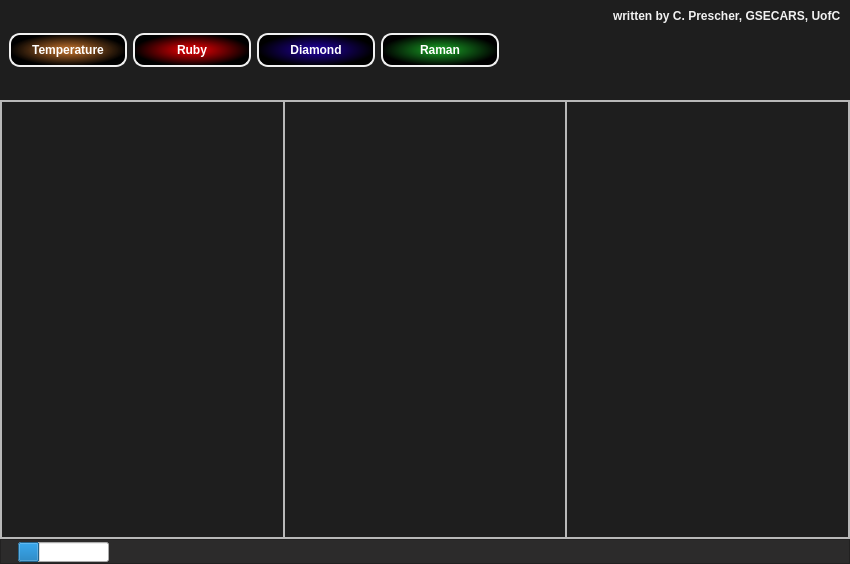
Before: the Qt Designer form T-Rax/UIFiles/T_Rax_MainWindow.ui in CPrescher/T-rax, drawn with Qt 5.
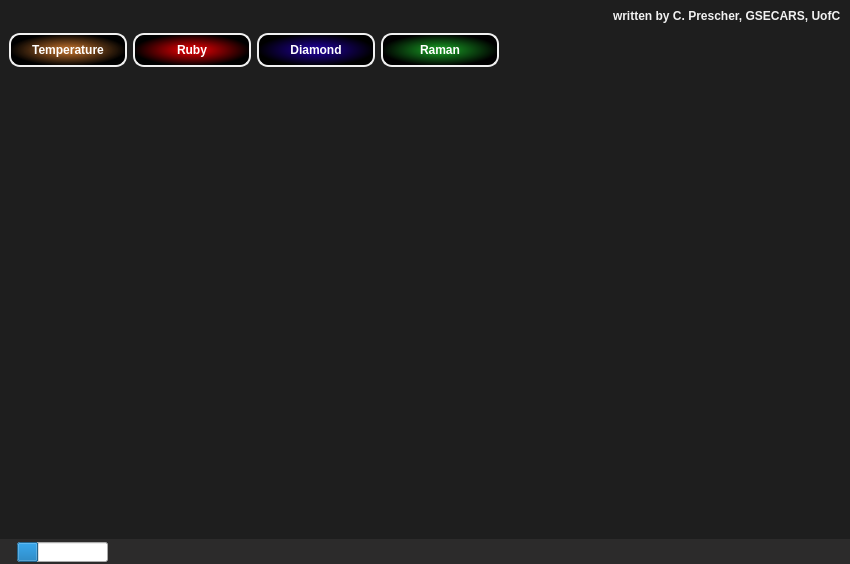
After: the same form once the commit is applied.

Patch:
```diff
--- a/T-Rax/UIFiles/T_Rax_MainWindow.ui
+++ b/T-Rax/UIFiles/T_Rax_MainWindow.ui
@@ -211,10 +211,13 @@
     <item>
      <widget class="QFrame" name="main_frame">
       <property name="frameShape">
-       <enum>QFrame::StyledPanel</enum>
+       <enum>QFrame::NoFrame</enum>
       </property>
       <property name="frameShadow">
-       <enum>QFrame::Raised</enum>
+       <enum>QFrame::Plain</enum>
+      </property>
+      <property name="lineWidth">
+       <number>0</number>
       </property>
       <layout class="QHBoxLayout" name="horizontalLayout_2">
        <property name="spacing">
@@ -226,30 +229,39 @@
        <item>
         <widget class="QFrame" name="figure1_frame">
          <property name="frameShape">
-          <enum>QFrame::StyledPanel</enum>
+          <enum>QFrame::NoFrame</enum>
          </property>
          <property name="frameShadow">
-          <enum>QFrame::Raised</enum>
+          <enum>QFrame::Plain</enum>
+         </property>
+         <property name="lineWidth">
+          <number>0</number>
          </property>
         </widget>
        </item>
        <item>
         <widget class="QFrame" name="figure2_frame">
          <property name="frameShape">
-          <enum>QFrame::StyledPanel</enum>
+          <enum>QFrame::NoFrame</enum>
          </property>
          <property name="frameShadow">
-          <enum>QFrame::Raised</enum>
+          <enum>QFrame::Plain</enum>
+         </property>
+         <property name="lineWidth">
+          <number>0</number>
          </property>
         </widget>
        </item>
        <item>
         <widget class="QFrame" name="figure3_frame">
          <property name="frameShape">
-          <enum>QFrame::StyledPanel</enum>
+          <enum>QFrame::NoFrame</enum>
          </property>
          <property name="frameShadow">
-          <enum>QFrame::Raised</enum>
+          <enum>QFrame::Plain</enum>
+         </property>
+         <property name="lineWidth">
+          <number>0</number>
          </property>
         </widget>
        </item>
@@ -271,10 +283,13 @@
        </size>
       </property>
       <property name="frameShape">
-       <enum>QFrame::StyledPanel</enum>
+       <enum>QFrame::NoFrame</enum>
       </property>
       <property name="frameShadow">
-       <enum>QFrame::Raised</enum>
+       <enum>QFrame::Plain</enum>
+      </property>
+      <property name="lineWidth">
+       <number>0</number>
       </property>
       <layout class="QHBoxLayout" name="horizontalLayout_3">
        <property name="spacing">
```
Left out of the diff: 10 changed lines with no effect on the pictures.
